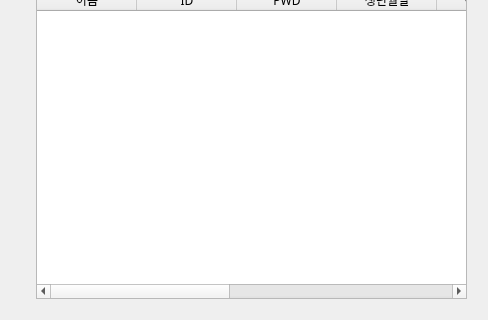
The window that teamproject/마이페이지.ui (leeyb12/java-database-2025) describes before a commit, drawn with Qt 5; both pictures show x 579 to 1067 and y 193 to 513 of the 1067 by 513 pixel window.
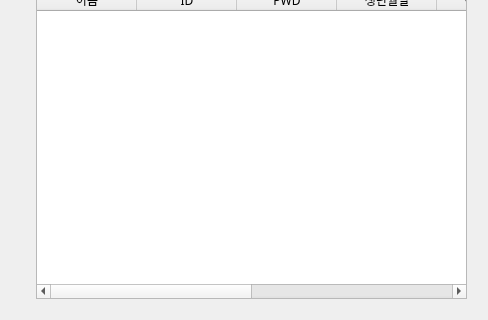
The same window after the commit. Icons and pictures are not drawn.

The edit to the form file:
```diff
--- a/teamproject/마이페이지.ui
+++ b/teamproject/마이페이지.ui
@@ -1029,12 +1029,7 @@
    </column>
    <column>
     <property name="text">
-     <string>New Column</string>
-    </property>
-   </column>
-   <column>
-    <property name="text">
-     <string>학년</string>
+     <string>반</string>
     </property>
    </column>
    <column>
```
Left out of the diff: 54 changed lines with no effect on the pictures.
